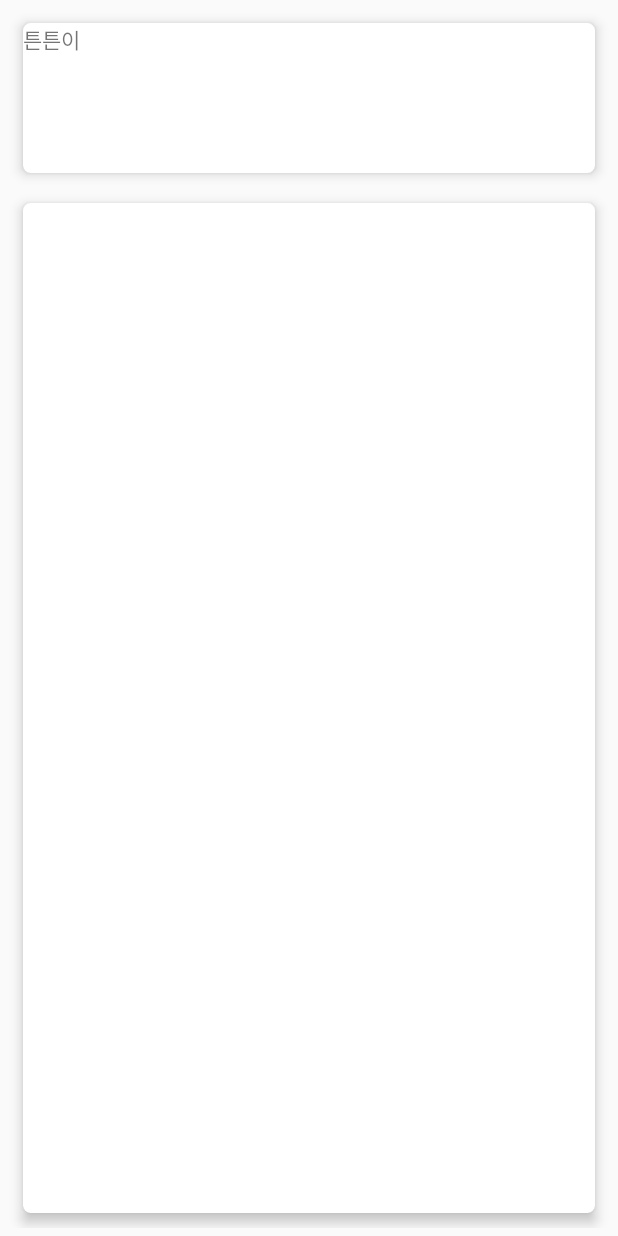
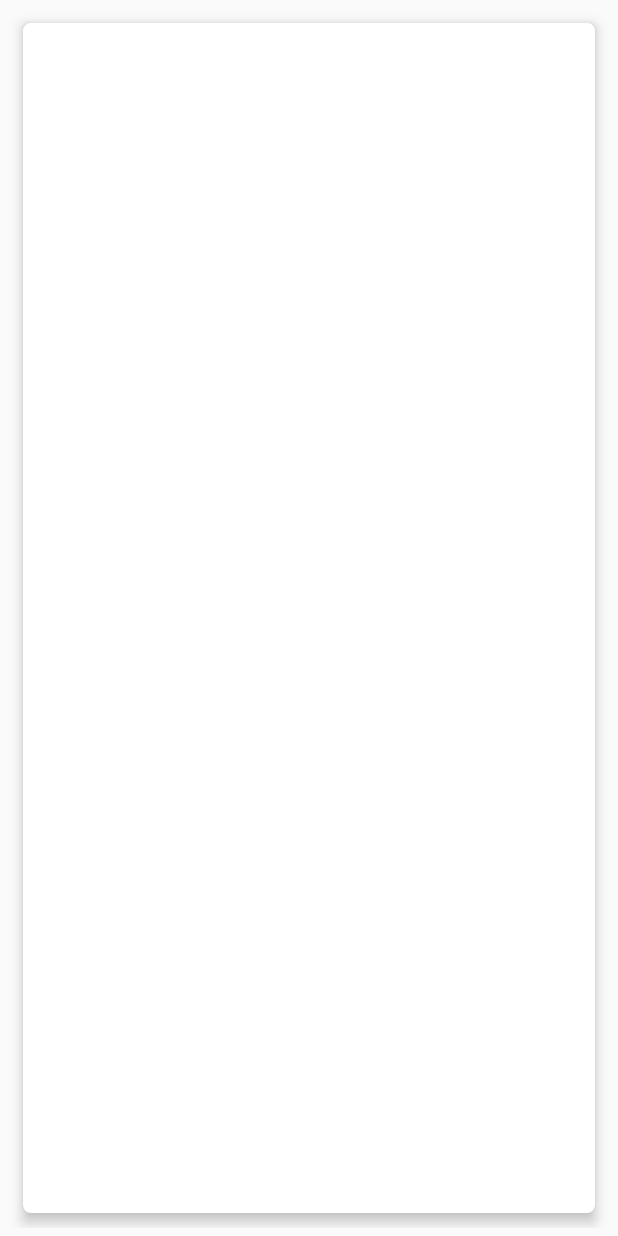
Before and after one commit to 6415y/healthybaby, an Android app: the layout activity_vaccin.xml on its own in the app's theme, with its tools: preview values and no code run, on a phone screen of 412 x 824 dp. Run offline under Robolectric (Android 15) with nearby library versions, the phone set to English and light mode, and no system bars.

Commit message:
VaccinActivity: 사용하지 않는 cardview 삭제

```diff
--- a/app/src/main/res/layout/activity_vaccin.xml
+++ b/app/src/main/res/layout/activity_vaccin.xml
@@ -10,24 +10,10 @@
 
     <android.support.v7.widget.CardView
         android:layout_width="match_parent"
-        android:layout_height="100dp"
-        app:cardElevation="5dp"
-        app:cardCornerRadius="5dp"
-        android:layout_margin="10dp"
-        android:id="@+id/babyInfo_cardView">
-        <TextView
-            android:layout_width="wrap_content"
-            android:layout_height="wrap_content"
-            android:text="튼튼이"/>
-    </android.support.v7.widget.CardView>
-
-    <android.support.v7.widget.CardView
-        android:layout_width="match_parent"
         android:layout_height="match_parent"
         app:cardElevation="5dp"
         app:cardCornerRadius="5dp"
         android:layout_margin="10dp"
-        android:layout_below="@+id/babyInfo_cardView"
         android:id="@+id/recyclerView_cardView">
         <android.support.v7.widget.RecyclerView
             android:layout_width="match_parent"
```
